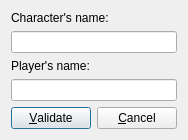
Old version of the form sources/windows/ChangeCharacterDialog.ui in the repository ViviCoder/GM-Assistant.
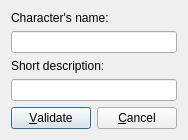
New version of the form. Icons and pictures are not drawn.

Commit message: Character : Player's name changed to Short description

What changed in the file:
```diff
--- a/sources/windows/ChangeCharacterDialog.ui
+++ b/sources/windows/ChangeCharacterDialog.ui
@@ -9,7 +9,7 @@
    <rect>
     <x>0</x>
     <y>0</y>
-    <width>198</width>
+    <width>212</width>
     <height>160</height>
    </rect>
   </property>
@@ -36,7 +36,7 @@
    <item>
     <widget class="QLabel" name="label_2">
      <property name="text">
-      <string>Player's name:</string>
+      <string>Short description:</string>
      </property>
     </widget>
    </item>
```
Left out of the diff: 2 changed lines with no effect on the pictures. The commit also changes 11 other files.
